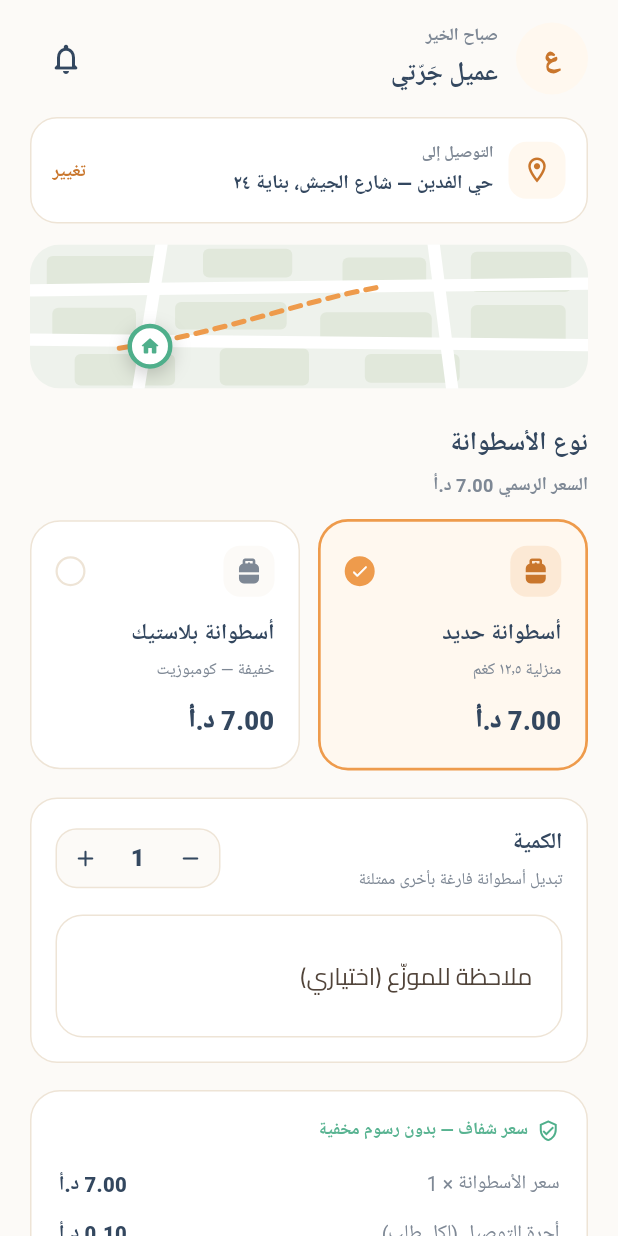
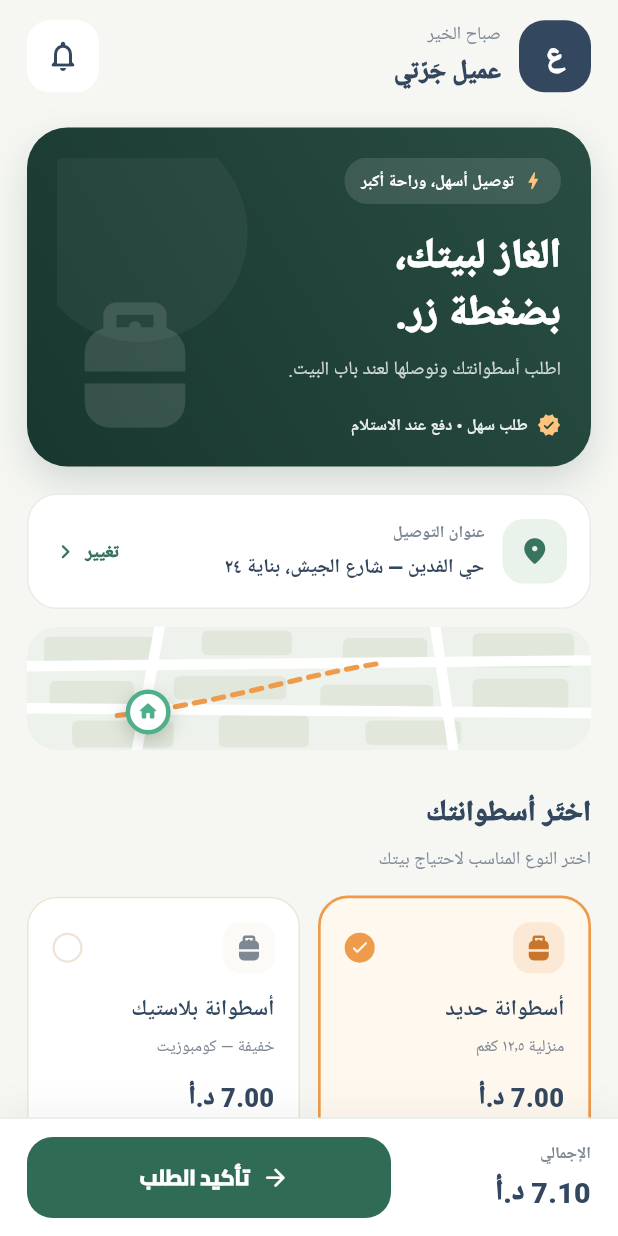
Before and after one commit to bash121213-ops/jarti-gas-mafraq, a Flutter app: the HomeScreen screen opened directly, on a phone screen of 412 x 824 dp. Run offline on Flutter 3.47's test engine with Material 3 defaults, Android fonts, the phone set to English and light mode, and no system bars; our stand-ins replace shared_preferences, supabase_flutter; accounts and stored records are empty.

Commit message:
Redesign customer home experience with premium RTL layout

```diff
--- a/app/lib/features/home/home_screen.dart
+++ b/app/lib/features/home/home_screen.dart
@@ -132,29 +132,30 @@ class _HomeScreenState extends State<HomeScreen> {
     final pricing = state.pricing;
     final active = state.activeOrder;
     final hour = DateTime.now().hour;
-    final greeting = hour < 12
-        ? 'صباح الخير'
-        : hour < 17
-            ? 'مساء الخير'
-            : 'مساء الخير';
+    final greeting = hour < 12 ? 'صباح الخير' : 'مساء الخير';
 
     return Scaffold(
+      backgroundColor: const Color(0xFFF6F7F3),
       body: SafeArea(
         bottom: false,
         child: ListView(
-          padding: const EdgeInsets.fromLTRB(20, 14, 20, 28),
+          padding: const EdgeInsets.fromLTRB(18, 12, 18, 24),
           children: [
             Row(
               children: [
-                CircleAvatar(
-                  radius: 24,
-                  backgroundColor: AppColors.creamDeep,
+                Container(
+                  width: 48,
+                  height: 48,
+                  decoration: BoxDecoration(
+                    color: AppColors.navy,
+                    borderRadius: BorderRadius.circular(17),
+                  ),
+                  child: Center(
                     child: Text(
                       state.user?.displayName.characters.first ?? 'ج',
                       style: const TextStyle(
-                      fontSize: 18,
-                      fontWeight: FontWeight.w900,
-                      color: AppColors.apricotInk,
+                        color: Colors.white, fontSize: 21, fontWeight: FontWeight.w900,
+                      ),
                     ),
                   ),
                 ),
@@ -163,154 +164,171 @@ class _HomeScreenState extends State<HomeScreen> {
                   child: Column(
                     crossAxisAlignment: CrossAxisAlignment.start,
                     children: [
+                      Text(greeting, style: const TextStyle(fontSize: 12, color: AppColors.muted)),
                       Text(
-                        greeting,
-                        style: const TextStyle(
-                          fontSize: 11.5,
-                          color: AppColors.muted,
-                          fontWeight: FontWeight.w600,
+                        state.user?.displayName ?? 'أهلاً بك في جرّتي',
+                        style: const TextStyle(fontSize: 17, fontWeight: FontWeight.w900, color: AppColors.navy),
+                      ),
+                    ],
                   ),
                 ),
-                      Text(
-                        state.user?.displayName ?? 'عميل جَرّتي',
-                        style: const TextStyle(
-                          fontSize: 17,
-                          fontWeight: FontWeight.w800,
-                          color: AppColors.navy,
+                Material(
+                  color: Colors.white,
+                  borderRadius: BorderRadius.circular(15),
+                  child: IconButton(
+                    tooltip: 'الإشعارات',
+                    onPressed: () => ScaffoldMessenger.of(context).showSnackBar(
+                      const SnackBar(content: Text('لا توجد إشعارات جديدة حالياً.')),
+                    ),
+                    icon: const Icon(Icons.notifications_none_rounded, color: AppColors.navy),
                   ),
                 ),
               ],
             ),
+            const SizedBox(height: 22),
+            Container(
+              padding: const EdgeInsets.fromLTRB(20, 20, 20, 18),
+              decoration: BoxDecoration(
+                gradient: const LinearGradient(
+                  begin: Alignment.topRight,
+                  end: Alignment.bottomLeft,
+                  colors: [Color(0xFF294D43), Color(0xFF18372F)],
                 ),
-                IconButton(
-                  onPressed: () {
-                    ScaffoldMessenger.of(context).showSnackBar(
-                      const SnackBar(
-                        content: Text('لا توجد إشعارات جديدة حالياً.'),
+                borderRadius: BorderRadius.circular(27),
+                boxShadow: [
+                  BoxShadow(color: const Color(0xFF18372F).withValues(alpha: .16), blurRadius: 22, offset: const Offset(0, 10)),
+                ],
               ),
-                    );
-                  },
-                  icon: const Icon(Icons.notifications_none_rounded),
-                  color: AppColors.navy,
+              child: Stack(
+                children: [
+                  Positioned(
+                    left: -18, top: -22,
+                    child: Container(
+                      width: 145, height: 145,
+                      decoration: BoxDecoration(
+                        shape: BoxShape.circle,
+                        color: Colors.white.withValues(alpha: .045),
+                      ),
+                    ),
+                  ),
+                  Column(
+                    crossAxisAlignment: CrossAxisAlignment.start,
+                    children: [
+                      Container(
+                        padding: const EdgeInsets.symmetric(horizontal: 11, vertical: 6),
+                        decoration: BoxDecoration(color: Colors.white.withValues(alpha: .12), borderRadius: BorderRadius.circular(30)),
+                        child: const Row(
+                          mainAxisSize: MainAxisSize.min,
+                          children: [
+                            Icon(Icons.bolt_rounded, color: Color(0xFFFFC47D), size: 15),
+                            SizedBox(width: 5),
+                            Text('توصيل أسهل، وراحة أكبر', style: TextStyle(color: Colors.white, fontSize: 11, fontWeight: FontWeight.w700)),
+                          ],
+                        ),
+                      ),
+                      const SizedBox(height: 16),
+                      const Text(
+                        'الغاز لبيتك،\nبضغطة زر.',
+                        style: TextStyle(color: Colors.white, fontSize: 27, height: 1.35, fontWeight: FontWeight.w900),
+                      ),
+                      const SizedBox(height: 8),
+                      Text(
+                        'اطلب أسطوانتك ونوصلها لعند باب البيت.',
+                        style: TextStyle(color: Colors.white.withValues(alpha: .78), fontSize: 12.5, height: 1.7),
+                      ),
+                      const SizedBox(height: 16),
+                      Row(
+                        children: [
+                          const Icon(Icons.verified_rounded, size: 16, color: Color(0xFFFFC47D)),
+                          const SizedBox(width: 6),
+                          Text('طلب سهل • دفع عند الاستلام', style: TextStyle(color: Colors.white.withValues(alpha: .9), fontSize: 11, fontWeight: FontWeight.w700)),
+                        ],
                       ),
                     ],
                   ),
-            const SizedBox(height: 14),
+                  Positioned(
+                    left: 2, bottom: 0,
+                    child: Icon(Icons.propane_tank_rounded, size: 100, color: Colors.white.withValues(alpha: .12)),
+                  ),
+                ],
+              ),
+            ),
+            const SizedBox(height: 18),
             if (!state.isCustomer) ...[
-              _DriverNotice(),
+              const _DriverNotice(),
               const SizedBox(height: 14),
             ],
             if (active != null) ...[
               _ActiveOrderBanner(
                 orderId: active.id,
                 onTap: () => Navigator.of(context).push(
-                  MaterialPageRoute<void>(
-                    builder: (_) => TrackingScreen(orderId: active.id),
+                  MaterialPageRoute<void>(builder: (_) => TrackingScreen(orderId: active.id)),
                 ),
               ),
-              ),
-              const SizedBox(height: 14),
+              const SizedBox(height: 16),
             ],
             InkWell(
               onTap: () => _pickAddress(state),
-              borderRadius: BorderRadius.circular(18),
+              borderRadius: BorderRadius.circular(20),
               child: Container(
-                padding: const EdgeInsets.all(14),
+                padding: const EdgeInsets.all(15),
                 decoration: BoxDecoration(
                   color: Colors.white,
-                  borderRadius: BorderRadius.circular(18),
-                  border: Border.all(color: AppColors.line),
+                  borderRadius: BorderRadius.circular(20),
+                  border: Border.all(color: const Color(0xFFE8ECE6)),
                 ),
                 child: Row(
                   children: [
                     Container(
-                      width: 38,
-                      height: 38,
-                      decoration: BoxDecoration(
-                        color: AppColors.creamDeep,
-                        borderRadius: BorderRadius.circular(12),
+                      width: 43, height: 43,
+                      decoration: BoxDecoration(color: const Color(0xFFEAF2EC), borderRadius: BorderRadius.circular(14)),
+                      child: const Icon(Icons.location_on_rounded, color: Color(0xFF39745F), size: 21),
                     ),
-                      child: const Icon(
-                        Icons.location_on_outlined,
-                        size: 20,
-                        color: AppColors.apricotInk,
-                      ),
-                    ),
-                    const SizedBox(width: 10),
+                    const SizedBox(width: 12),
                     Expanded(
                       child: Column(
                         crossAxisAlignment: CrossAxisAlignment.start,
                         children: [
-                          const Text(
-                            'التوصيل إلى',
-                            style: TextStyle(
-                              fontSize: 10.5,
-                              color: AppColors.muted,
-                              fontWeight: FontWeight.w600,
-                            ),
-                          ),
-                          Text(
-                            state.deliveryAddress.fullText,
-                            maxLines: 1,
-                            overflow: TextOverflow.ellipsis,
-                            style: const TextStyle(
-                              fontSize: 13,
-                              fontWeight: FontWeight.w700,
-                            ),
-                          ),
+                          const Text('عنوان التوصيل', style: TextStyle(fontSize: 11, color: AppColors.muted, fontWeight: FontWeight.w600)),
+                          const SizedBox(height: 3),
+                          Text(state.deliveryAddress.fullText, maxLines: 1, overflow: TextOverflow.ellipsis,
+                            style: const TextStyle(fontSize: 13, fontWeight: FontWeight.w800, color: AppColors.navy)),
                         ],
                       ),
                     ),
-                    const Text(
-                      'تغيير',
-                      style: TextStyle(
-                        fontSize: 12,
-                        fontWeight: FontWeight.w800,
-                        color: AppColors.apricotInk,
-                      ),
-                    ),
+                    const Text('تغيير', style: TextStyle(color: Color(0xFF39745F), fontSize: 12, fontWeight: FontWeight.w900)),
+                    const SizedBox(width: 4),
+                    const Icon(Icons.chevron_left_rounded, color: Color(0xFF39745F), size: 19),
                   ],
                 ),
               ),
             ),
+            const SizedBox(height: 12),
+            ClipRRect(borderRadius: BorderRadius.circular(19), child: const MapPreview(height: 82)),
+            const SizedBox(height: 25),
+            const Text('اختَر أسطوانتك', style: TextStyle(fontSize: 19, fontWeight: FontWeight.w900, color: AppColors.navy)),
+            const SizedBox(height: 4),
+            Text('اختر النوع المناسب لاحتياج بيتك', style: TextStyle(fontSize: 12, color: AppColors.muted)),
             const SizedBox(height: 14),
-            const MapPreview(height: 96),
-            const SizedBox(height: 22),
-            SectionTitle(
-              'نوع الأسطوانة',
-              subtitle: 'السعر الرسمي ${formatMoney(pricing.cylinderPrice)}',
-            ),
-            const SizedBox(height: 12),
             Row(
               children: [
-                Expanded(
-                  child: _CylinderOption(
-                    type: CylinderType.steel,
-                    selected: _type == CylinderType.steel,
-                    price: pricing.cylinderPrice,
-                    onTap: () => setState(() => _type = CylinderType.steel),
-                  ),
-                ),
+                Expanded(child: _CylinderOption(
+                  type: CylinderType.steel, selected: _type == CylinderType.steel,
+                  price: pricing.cylinderPrice, onTap: () => setState(() => _type = CylinderType.steel),
+                )),
                 const SizedBox(width: 12),
-                Expanded(
-                  child: _CylinderOption(
-                    type: CylinderType.plastic,
-                    selected: _type == CylinderType.plastic,
-                    price: pricing.cylinderPrice,
-                    onTap: () => setState(() => _type = CylinderType.plastic),
-                  ),
-                ),
+                Expanded(child: _CylinderOption(
+                  type: CylinderType.plastic, selected: _type == CylinderType.plastic,
+                  price: pricing.cylinderPrice, onTap: () => setState(() => _type = CylinderType.plastic),
+                )),
               ],
             ),
-            const SizedBox(height: 18),
+            const SizedBox(height: 17),
             Container(
-              padding: const EdgeInsets.all(16),
-              decoration: BoxDecoration(
-                color: Colors.white,
-                borderRadius: BorderRadius.circular(18),
-                border: Border.all(color: AppColors.line),
-              ),
+              padding: const EdgeInsets.all(17),
+              decoration: BoxDecoration(color: Colors.white, borderRadius: BorderRadius.circular(21), border: Border.all(color: const Color(0xFFE8ECE6))),
               child: Column(
+                crossAxisAlignment: CrossAxisAlignment.start,
                 children: [
                   Row(
                     children: [
@@ -318,47 +336,31 @@ class _HomeScreenState extends State<HomeScreen> {
                         child: Column(
                           crossAxisAlignment: CrossAxisAlignment.start,
                           children: [
-                            Text(
-                              'الكمية',
-                              style: TextStyle(
-                                fontSize: 15,
-                                fontWeight: FontWeight.w800,
-                              ),
-                            ),
-                            SizedBox(height: 2),
-                            Text(
-                              'تبديل أسطوانة فارغة بأخرى ممتلئة',
-                              style: TextStyle(
-                                fontSize: 11,
-                                color: AppColors.muted,
-                              ),
-                            ),
+                            Text('كم أسطوانة تحتاج؟', style: TextStyle(fontSize: 14, fontWeight: FontWeight.w900, color: AppColors.navy)),
+                            SizedBox(height: 3),
+                            Text('حدد الكمية المطلوبة', style: TextStyle(fontSize: 11, color: AppColors.muted)),
                           ],
                         ),
                       ),
                       _Stepper(
                         value: _quantity,
-                        onMinus: () {
-                          if (_quantity > 1) {
-                            setState(() => _quantity -= 1);
-                          }
-                        },
-                        onPlus: () {
-                          if (_quantity < 4) {
-                            setState(() => _quantity += 1);
-                          }
-                        },
+                        onMinus: () { if (_quantity > 1) setState(() => _quantity -= 1); },
+                        onPlus: () { if (_quantity < 4) setState(() => _quantity += 1); },
                       ),
                     ],
                   ),
-                  const SizedBox(height: 14),
+                  const SizedBox(height: 15),
                   TextField(
                     controller: _note,
                     maxLines: 2,
                     textInputAction: TextInputAction.done,
-                    decoration: const InputDecoration(
+                    decoration: InputDecoration(
                       labelText: 'ملاحظة للموزّع (اختياري)',
-                      hintText: 'الطابق، وقت مناسب، علامة مميزة...',
+                      hintText: 'رقم الطابق أو علامة مميزة...',
+                      prefixIcon: const Icon(Icons.edit_note_rounded, color: Color(0xFF39745F)),
+                      filled: true,
+                      fillColor: const Color(0xFFF7F8F5),
+                      border: OutlineInputBorder(borderRadius: BorderRadius.circular(15), borderSide: BorderSide.none),
                     ),
                   ),
                 ],
@@ -366,27 +368,60 @@ class _HomeScreenState extends State<HomeScreen> {
             ),
             const SizedBox(height: 18),
             PriceSummary(pricing: pricing, quantity: _quantity),
+            const SizedBox(height: 14),
+            const Row(
+              mainAxisAlignment: MainAxisAlignment.center,
+              children: [
+                Icon(Icons.lock_outline_rounded, size: 14, color: AppColors.muted),
+                SizedBox(width: 5),
+                Text('الدفع نقداً عند الاستلام', style: TextStyle(fontSize: 11, color: AppColors.muted, fontWeight: FontWeight.w600)),
+              ],
+            ),
             const SizedBox(height: 18),
-            FilledButton(
+          ],
+        ),
+      ),
+      bottomNavigationBar: SafeArea(
+        top: false,
+        child: Container(
+          padding: const EdgeInsets.fromLTRB(18, 12, 18, 12),
+          decoration: BoxDecoration(
+            color: Colors.white,
+            border: const Border(top: BorderSide(color: Color(0xFFE9EDE7))),
+            boxShadow: [BoxShadow(color: Colors.black.withValues(alpha: .045), blurRadius: 18, offset: const Offset(0, -5))],
+          ),
+          child: Row(
+            children: [
+              Expanded(
+                child: Column(
+                  mainAxisSize: MainAxisSize.min,
+                  crossAxisAlignment: CrossAxisAlignment.start,
+                  children: [
+                    const Text('الإجمالي', style: TextStyle(fontSize: 11, color: AppColors.muted, fontWeight: FontWeight.w600)),
+                    Text(formatMoney(pricing.totalFor(_quantity)), style: const TextStyle(fontSize: 19, color: AppColors.navy, fontWeight: FontWeight.w900)),
+                  ],
+                ),
+              ),
+              const SizedBox(width: 12),
+              Expanded(
+                flex: 2,
+                child: FilledButton.icon(
                   onPressed: _placing ? null : () => _placeOrder(state),
-              child: _placing
-                  ? const SizedBox(
-                      width: 22,
-                      height: 22,
-                      child: CircularProgressIndicator(
-                        strokeWidth: 2.4,
-                        color: Colors.white,
+                  icon: _placing
+                      ? const SizedBox(width: 18, height: 18, child: CircularProgressIndicator(strokeWidth: 2, color: Colors.white))
+                      : const Icon(Icons.arrow_back_rounded, size: 19),
+                  label: Text(_placing ? 'جارٍ إرسال الطلب...' : 'تأكيد الطلب', style: const TextStyle(fontSize: 14, fontWeight: FontWeight.w900)),
+                  style: FilledButton.styleFrom(
+                    backgroundColor: const Color(0xFF2F6B55),
+                    foregroundColor: Colors.white,
+                    minimumSize: const Size.fromHeight(54),
+                    shape: RoundedRectangleBorder(borderRadius: BorderRadius.circular(17)),
+                    elevation: 0,
                   ),
-                    )
-                  : Text('اطلب الآن · ${formatMoney(pricing.totalFor(_quantity))}'),
                 ),
-            const SizedBox(height: 10),
-            const Text(
-              'سيتصل بك الموزّع قبل الوصول. الدفع نقداً عند التسليم.',
-              textAlign: TextAlign.center,
-              style: TextStyle(fontSize: 11, color: AppColors.muted),
               ),
             ],
+          ),
         ),
       ),
     );
```
Lines whose indentation alone changed are shown as unchanged.
